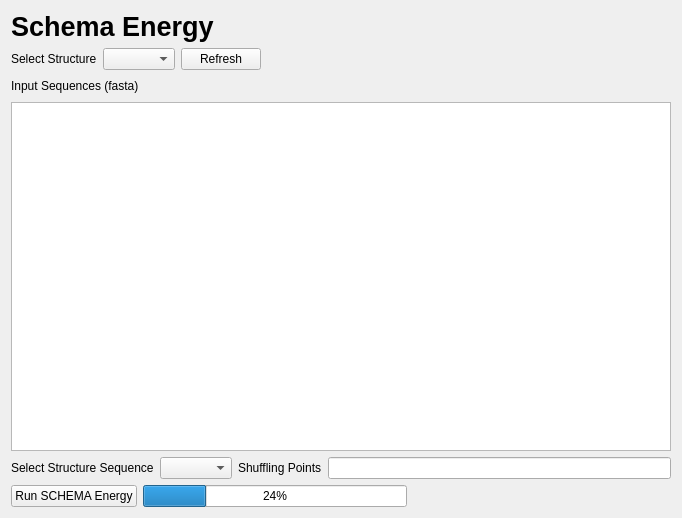
Above: cbr/schema/visual/SchemaEnergyRunner.ui from TUM-CBR/pymol-plugins before the change. Below: the same form after it.
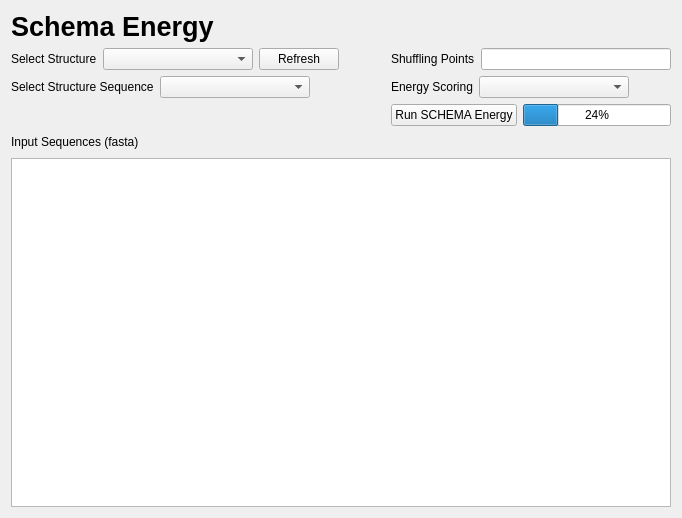
That is the form after the change.

Commit message: Pairwise energy in JSON format.

What changed in the file:
```diff
--- a/cbr/schema/visual/SchemaEnergyRunner.ui
+++ b/cbr/schema/visual/SchemaEnergyRunner.ui
@@ -13,7 +13,7 @@
   <property name="windowTitle">
    <string>Form</string>
   </property>
-  <layout class="QVBoxLayout" name="verticalLayout">
+  <layout class="QVBoxLayout" name="verticalLayout_2">
    <item>
     <layout class="QHBoxLayout" name="horizontalLayout">
      <item>
@@ -45,6 +45,8 @@
     </layout>
    </item>
    <item>
+    <layout class="QGridLayout" name="gridLayout">
+     <item row="0" column="0">
     <layout class="QHBoxLayout" name="horizontalLayout_2">
      <item>
       <widget class="QLabel" name="label_2">
@@ -54,7 +56,14 @@
       </widget>
      </item>
      <item>
-      <widget class="QComboBox" name="structuresCombo"/>
+        <widget class="QComboBox" name="structuresCombo">
+         <property name="minimumSize">
+          <size>
+           <width>150</width>
+           <height>0</height>
+          </size>
+         </property>
+        </widget>
      </item>
      <item>
       <widget class="QPushButton" name="refreshStructuresButton">
@@ -78,34 +87,7 @@
      </item>
     </layout>
    </item>
-   <item>
-    <layout class="QHBoxLayout" name="horizontalLayout_3">
-     <item>
-      <widget class="QLabel" name="label_3">
-       <property name="text">
-        <string>Input Sequences (fasta)</string>
-       </property>
-      </widget>
-     </item>
-     <item>
-      <spacer name="horizontalSpacer_3">
-       <property name="orientation">
-        <enum>Qt::Horizontal</enum>
-       </property>
-       <property name="sizeHint" stdset="0">
-        <size>
-         <width>40</width>
-         <height>20</height>
-        </size>
-       </property>
-      </spacer>
-     </item>
-    </layout>
-   </item>
-   <item>
-    <widget class="QPlainTextEdit" name="fastaTextEdit"/>
-   </item>
-   <item>
+     <item row="1" column="0" colspan="2">
     <layout class="QHBoxLayout" name="horizontalLayout_4">
      <item>
       <widget class="QLabel" name="label_4">
@@ -115,21 +97,31 @@
       </widget>
      </item>
      <item>
-      <widget class="QComboBox" name="structureSequenceCombo"/>
-     </item>
-     <item>
-      <widget class="QLabel" name="label_5">
-       <property name="text">
-        <string>Shuffling Points</string>
+        <widget class="QComboBox" name="structureSequenceCombo">
+         <property name="minimumSize">
+          <size>
+           <width>150</width>
+           <height>0</height>
+          </size>
        </property>
       </widget>
      </item>
      <item>
-      <widget class="QLineEdit" name="shufflingPointsEdit"/>
+        <spacer name="horizontalSpacer_4">
+         <property name="orientation">
+          <enum>Qt::Horizontal</enum>
+         </property>
+         <property name="sizeHint" stdset="0">
+          <size>
+           <width>40</width>
+           <height>20</height>
+          </size>
+         </property>
+        </spacer>
      </item>
     </layout>
    </item>
-   <item>
+     <item row="2" column="2">
     <layout class="QHBoxLayout" name="horizontalLayout_5">
      <item>
       <widget class="QPushButton" name="runSchemaEnergyButton">
@@ -145,6 +137,41 @@
        </property>
       </widget>
      </item>
+      </layout>
+     </item>
+     <item row="0" column="2">
+      <layout class="QHBoxLayout" name="horizontalLayout_6">
+       <item>
+        <widget class="QLabel" name="label_5">
+         <property name="text">
+          <string>Shuffling Points</string>
+         </property>
+        </widget>
+       </item>
+       <item>
+        <widget class="QLineEdit" name="shufflingPointsEdit"/>
+       </item>
+      </layout>
+     </item>
+     <item row="1" column="2">
+      <layout class="QHBoxLayout" name="horizontalLayout_7">
+       <item>
+        <widget class="QLabel" name="label_6">
+         <property name="text">
+          <string>Energy Scoring</string>
+         </property>
+        </widget>
+       </item>
+       <item>
+        <widget class="QComboBox" name="energyScoringCombo">
+         <property name="minimumSize">
+          <size>
+           <width>150</width>
+           <height>0</height>
+          </size>
+         </property>
+        </widget>
+       </item>
      <item>
       <spacer name="horizontalSpacer_5">
        <property name="orientation">
@@ -157,6 +184,39 @@
         </size>
        </property>
       </spacer>
+       </item>
+      </layout>
+     </item>
+    </layout>
+   </item>
+   <item>
+    <layout class="QVBoxLayout" name="verticalLayout">
+     <item>
+      <layout class="QHBoxLayout" name="horizontalLayout_3">
+       <item>
+        <widget class="QLabel" name="label_3">
+         <property name="text">
+          <string>Input Sequences (fasta)</string>
+         </property>
+        </widget>
+       </item>
+       <item>
+        <spacer name="horizontalSpacer_3">
+         <property name="orientation">
+          <enum>Qt::Horizontal</enum>
+         </property>
+         <property name="sizeHint" stdset="0">
+          <size>
+           <width>40</width>
+           <height>20</height>
+          </size>
+         </property>
+        </spacer>
+       </item>
+      </layout>
+     </item>
+     <item>
+      <widget class="QPlainTextEdit" name="fastaTextEdit"/>
      </item>
     </layout>
    </item>
```
Lines whose indentation alone changed are shown as unchanged. The commit also changes 3 other files.
